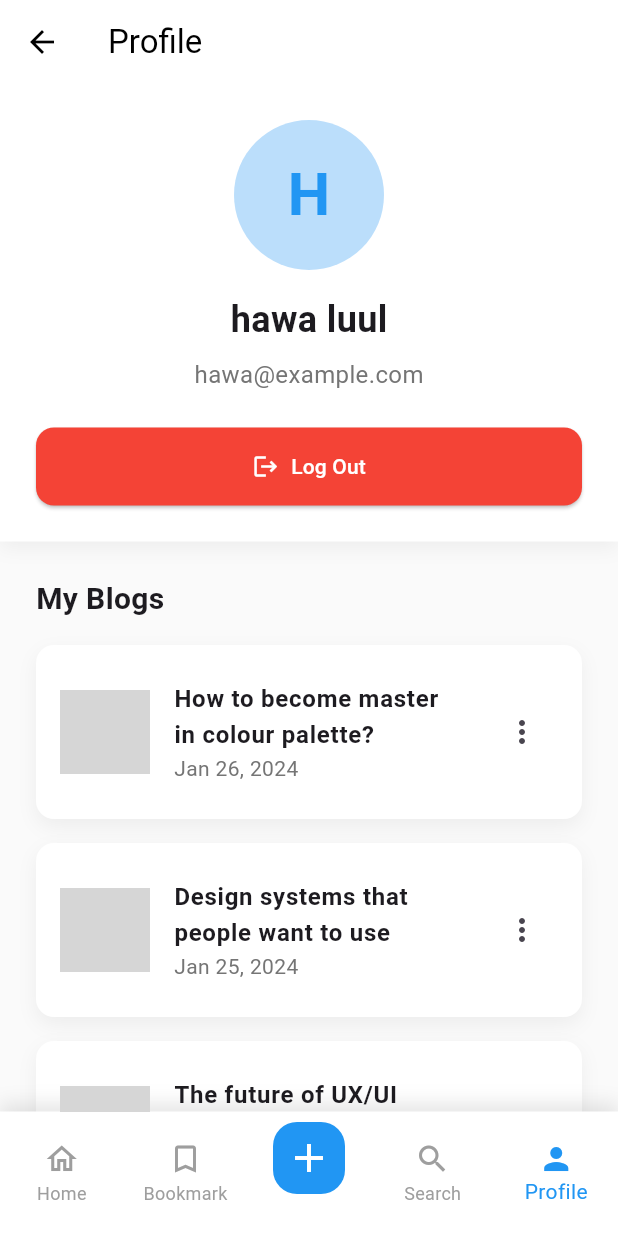
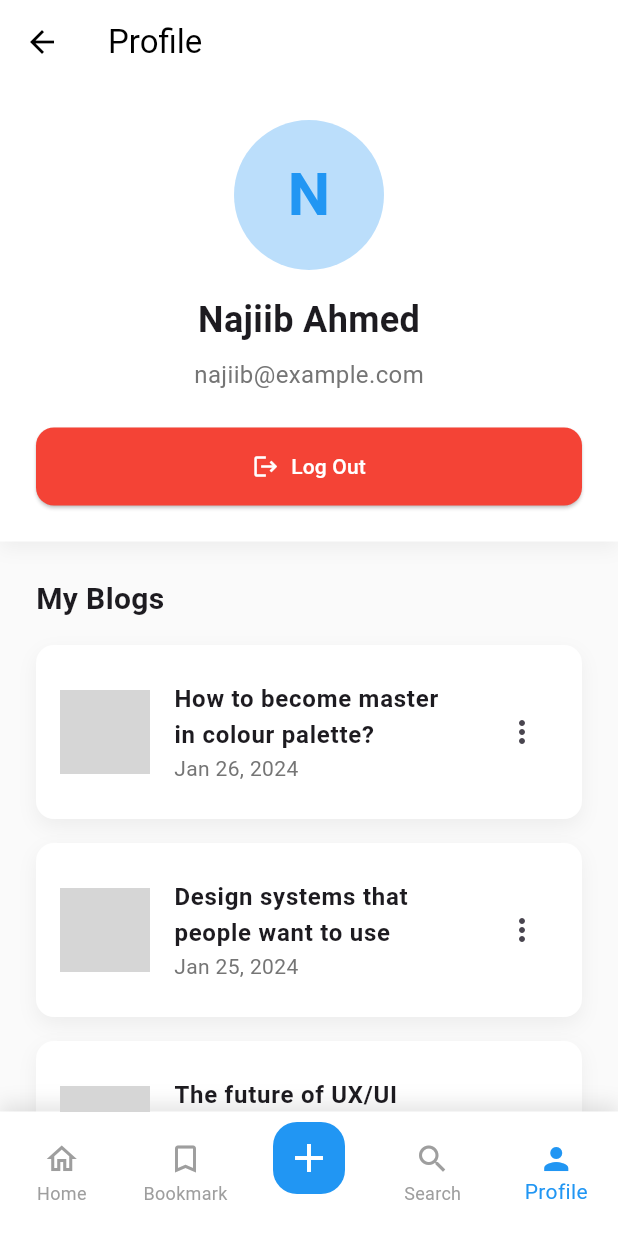
Before and after one commit to HawaMuhumedAli/blog-flutter, a Flutter app: the ProfilePage screen opened by its route, on a phone screen of 412 x 824 dp. Run offline on Flutter 3.47's test engine with Material 3 defaults, Android fonts, the phone set to English and light mode, and no system bars; our stand-ins replace get, get_storage, image_picker; accounts and stored records are empty; network calls fail; grey boxes are pictures that could not be loaded.

Commit message:
initial commit

```diff
--- a/lib/pages/profile.dart
+++ b/lib/pages/profile.dart
@@ -11,8 +11,8 @@ class ProfilePage extends StatelessWidget {
   Widget build(BuildContext context) {
     final userController = Get.find<UserController>();
     // Dummy user data
-    const String username = "hawa luul";
-    const String email = "hawa@example.com";
+    const String username = "Najiib Ahmed";
+    const String email = "najiib@example.com";
     final String initial =
         username.isNotEmpty ? username[0].toUpperCase() : "?";
 
```
